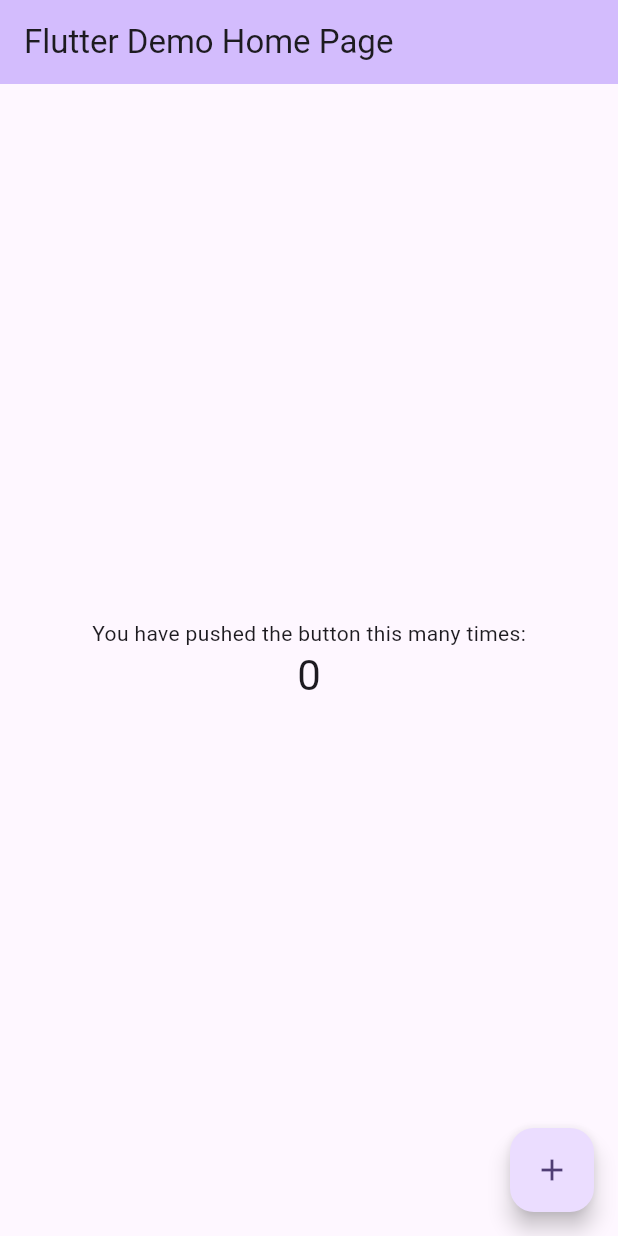
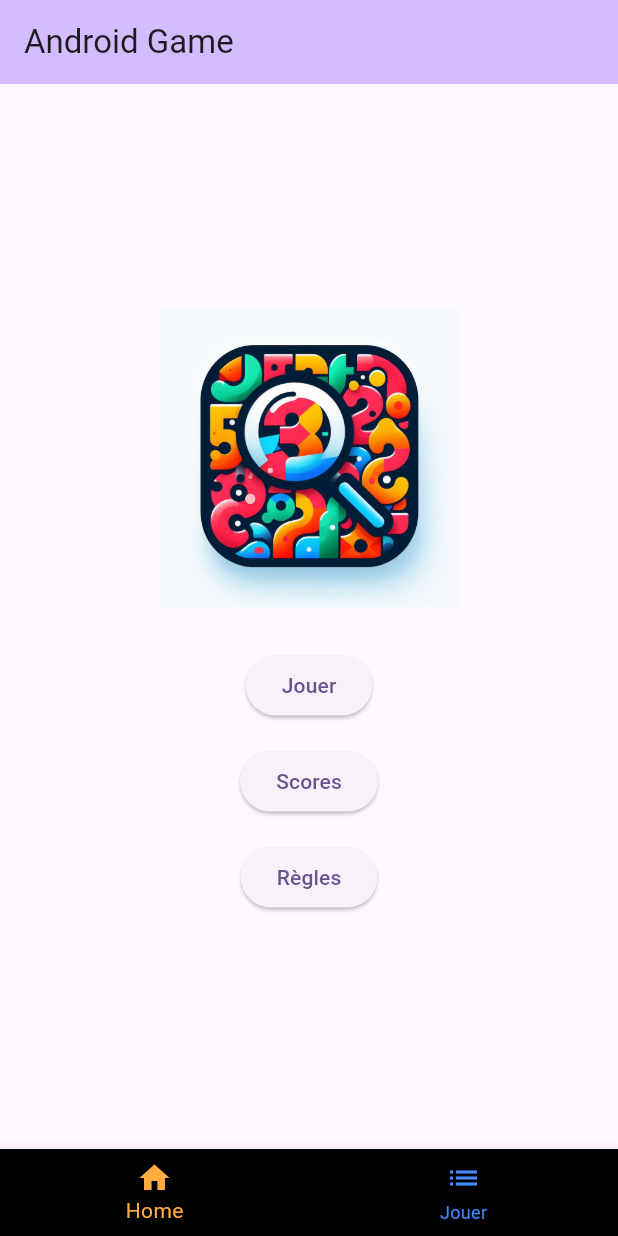
Before and after one commit to ArthurVillette/Mobile_game, a Flutter app: the screen it shows after launch, on a phone screen of 412 x 824 dp. Run offline on Flutter 3.47's test engine with Material 3 defaults, Android fonts, the light colour scheme and no system bars.

Commit message:
feat/ajout de la règle et de l image

```diff
--- a/lib/main.dart
+++ b/lib/main.dart
@@ -1,4 +1,6 @@
 import 'package:flutter/material.dart';
+import 'package:mobile_game/views/home.dart';
+import 'package:mobile_game/views/rules.dart';
 
 void main() {
   runApp(const MyApp());
@@ -13,113 +15,16 @@
     return MaterialApp(
       title: 'Flutter Demo',
       theme: ThemeData(
-        // This is the theme of your application.
-        //
-        // TRY THIS: Try running your application with "flutter run". You'll see
-        // the application has a purple toolbar. Then, without quitting the app,
-        // try changing the seedColor in the colorScheme below to Colors.green
-        // and then invoke "hot reload" (save your changes or press the "hot
-        // reload" button in a Flutter-supported IDE, or press "r" if you used
-        // the command line to start the app).
-        //
-        // Notice that the counter didn't reset back to zero; the application
-        // state is not lost during the reload. To reset the state, use hot
-        // restart instead.
-        //
-        // This works for code too, not just values: Most code changes can be
-        // tested with just a hot reload.
         colorScheme: ColorScheme.fromSeed(seedColor: Colors.deepPurple),
         useMaterial3: true,
       ),
-      home: const MyHomePage(title: 'Flutter Demo Home Page'),
+      home: const MyHomePage(title: 'Android Game'),
+      initialRoute: '/',
+      routes: {
+        '/jouer': (context) => const MyHomePage(title: 'Jouer'),
+        '/scores': (context) => const MyHomePage(title: 'Scores'),
+        '/regles': (context) => const RulesPage(),
+      },
     );
   }
 }
-
-class MyHomePage extends StatefulWidget {
-  const MyHomePage({super.key, required this.title});
-
-  // This widget is the home page of your application. It is stateful, meaning
-  // that it has a State object (defined below) that contains fields that affect
-  // how it looks.
-
-  // This class is the configuration for the state. It holds the values (in this
-  // case the title) provided by the parent (in this case the App widget) and
-  // used by the build method of the State. Fields in a Widget subclass are
-  // always marked "final".
-
-  final String title;
-
-  @override
-  State<MyHomePage> createState() => _MyHomePageState();
-}
-
-class _MyHomePageState extends State<MyHomePage> {
-  int _counter = 0;
-
-  void _incrementCounter() {
-    setState(() {
-      // This call to setState tells the Flutter framework that something has
-      // changed in this State, which causes it to rerun the build method below
-      // so that the display can reflect the updated values. If we changed
-      // _counter without calling setState(), then the build method would not be
-      // called again, and so nothing would appear to happen.
-      _counter++;
-    });
-  }
-
-  @override
-  Widget build(BuildContext context) {
-    // This method is rerun every time setState is called, for instance as done
-    // by the _incrementCounter method above.
-    //
-    // The Flutter framework has been optimized to make rerunning build methods
-    // fast, so that you can just rebuild anything that needs updating rather
-    // than having to individually change instances of widgets.
-    return Scaffold(
-      appBar: AppBar(
-        // TRY THIS: Try changing the color here to a specific color (to
-        // Colors.amber, perhaps?) and trigger a hot reload to see the AppBar
-        // change color while the other colors stay the same.
-        backgroundColor: Theme.of(context).colorScheme.inversePrimary,
-        // Here we take the value from the MyHomePage object that was created by
-        // the App.build method, and use it to set our appbar title.
-        title: Text(widget.title),
-      ),
-      body: Center(
-        // Center is a layout widget. It takes a single child and positions it
-        // in the middle of the parent.
-        child: Column(
-          // Column is also a layout widget. It takes a list of children and
-          // arranges them vertically. By default, it sizes itself to fit its
-          // children horizontally, and tries to be as tall as its parent.
-          //
-          // Column has various properties to control how it sizes itself and
-          // how it positions its children. Here we use mainAxisAlignment to
-          // center the children vertically; the main axis here is the vertical
-          // axis because Columns are vertical (the cross axis would be
-          // horizontal).
-          //
-          // TRY THIS: Invoke "debug painting" (choose the "Toggle Debug Paint"
-          // action in the IDE, or press "p" in the console), to see the
-          // wireframe for each widget.
-          mainAxisAlignment: MainAxisAlignment.center,
-          children: <Widget>[
-            const Text(
-              'You have pushed the button this many times:',
-            ),
-            Text(
-              '$_counter',
-              style: Theme.of(context).textTheme.headlineMedium,
-            ),
-          ],
-        ),
-      ),
-      floatingActionButton: FloatingActionButton(
-        onPressed: _incrementCounter,
-        tooltip: 'Increment',
-        child: const Icon(Icons.add),
-      ), // This trailing comma makes auto-formatting nicer for build methods.
-    );
-  }
-}
--- /dev/null
+++ b/lib/views/home.dart
@@ -0,0 +1,108 @@
+import 'package:flutter/material.dart';
+import 'package:mobile_game/views/rules.dart';
+
+class MyHomePage extends StatefulWidget {
+  const MyHomePage({super.key, required this.title});
+
+  final String title;
+
+  @override
+  State<MyHomePage> createState() => _MyHomePageState();
+}
+
+class _MyHomePageState extends State<MyHomePage> {
+  int _selectedIndex = 0;
+
+  final List<Widget> _widgetOptions = <Widget>[
+    const HomeScreen(),
+  ];
+
+  @override
+  Widget build(BuildContext context) {
+    return Scaffold(
+      appBar: AppBar(
+        backgroundColor: Theme.of(context).colorScheme.inversePrimary,
+        title: Text(widget.title),
+      ),
+      body: _widgetOptions.elementAt(_selectedIndex),
+      bottomNavigationBar: BottomNavigationBar(
+        items: const <BottomNavigationBarItem>[
+          BottomNavigationBarItem(
+            icon: Icon(Icons.home),
+            label: 'Home',
+          ),
+          BottomNavigationBarItem(
+            icon: Icon(Icons.list),
+            label: 'Jouer',
+          ),
+        ],
+        currentIndex: _selectedIndex,
+        selectedItemColor: Colors.orangeAccent,
+        unselectedItemColor: Colors.blueAccent,
+        backgroundColor: Colors.black,
+        onTap: (index) {
+          setState(() {
+            _selectedIndex = index;
+          });
+        },
+      ),
+    );
+  }
+}
+
+class HomeScreen extends StatelessWidget {
+  const HomeScreen({super.key});
+
+  @override
+  Widget build(BuildContext context) {
+    return Center(
+      child: Column(
+        mainAxisAlignment: MainAxisAlignment.center,
+        children: <Widget>[
+          Container(
+            margin: EdgeInsets.only(bottom: 20.0),
+            child: Image.asset(
+              'lib/img/nb.jpg',
+              height: 200,
+              width: 200,
+              fit: BoxFit.contain,
+            ),
+          ),
+          ButtonBar(
+            alignment: MainAxisAlignment.center,
+            children: <Widget>[
+              ElevatedButton(
+                onPressed: () {
+                  Navigator.pushNamed(context, '/jouer');
+                },
+                child: Text('Jouer'),
+              ),
+            ],
+          ),
+          ButtonBar(
+            alignment: MainAxisAlignment.center,
+            children: <Widget>[
+              ElevatedButton(
+                onPressed: () {
+                  Navigator.pushNamed(context, '/scores');
+                },
+                child: Text('Scores'),
+              ),
+            ],
+          ),
+          ButtonBar(
+            alignment: MainAxisAlignment.center,
+            children: <Widget>[
+              ElevatedButton(
+                onPressed: () {
+                  Navigator.pushNamed(context, '/regles');
+                },
+                child: Text('Règles'),
+              ),
+            ],
+          ),
+        ],
+      ),
+    );
+  }
+}
--- a/pubspec.yaml
+++ b/pubspec.yaml
@@ -57,6 +57,9 @@ flutter:
   # included with your application, so that you can use the icons in
   # the material Icons class.
   uses-material-design: true
+  assets:
+      - lib/img/
+
 
   # To add assets to your application, add an assets section, like this:
   # assets:
```
Also changed, not shown: lib/views/rules.dart (added, +34 -0 lines), lib/img/nb.jpg (added), pubspec.lock.
